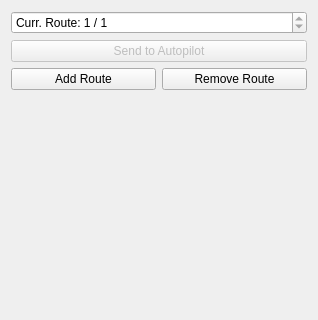
Qt form planui.ui (RISE-Dependable-Transport-Systems/ControlTower) before a commit; both pictures show x 0 to 318 and y 0 to 320 of the 318 by 852 pixel window.
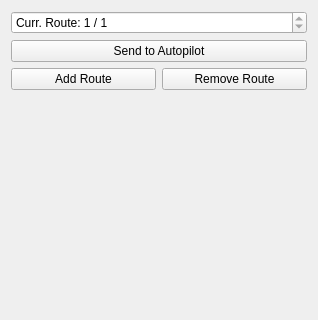
The same form after that commit.

```diff
--- a/planui.ui
+++ b/planui.ui
@@ -33,7 +33,7 @@
    <item>
     <widget class="QPushButton" name="sendToAutopilotButton">
      <property name="enabled">
-      <bool>false</bool>
+      <bool>true</bool>
      </property>
      <property name="text">
       <string>Send to Autopilot</string>
```
